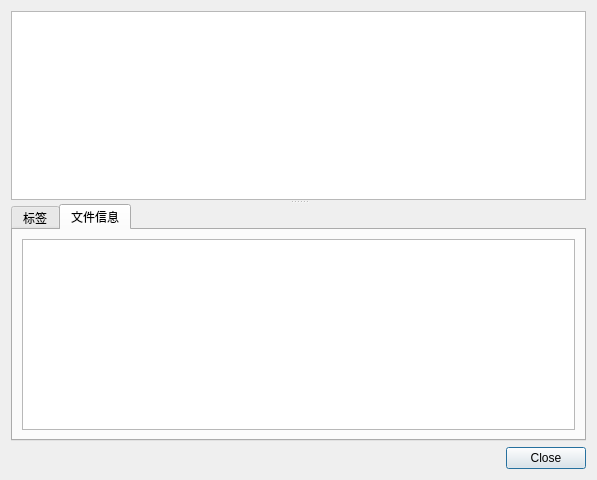
The window that src/ui/dialog_image_viewer.ui (Craftkuro/StickerGenie) describes before a commit, drawn with Qt 5.
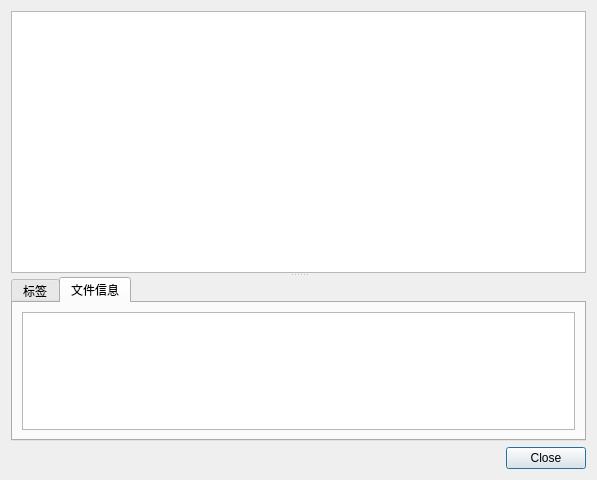
The same window after the commit. Custom widgets are drawn as their Qt base class.

```diff
--- a/src/ui/dialog_image_viewer.ui
+++ b/src/ui/dialog_image_viewer.ui
@@ -19,8 +19,24 @@
      <property name="orientation">
       <enum>Qt::Orientation::Vertical</enum>
      </property>
-     <widget class="PanZoomImageView" name="widgetImageViewer"/>
+     <property name="childrenCollapsible">
+      <bool>false</bool>
+     </property>
+     <widget class="PanZoomImageView" name="widgetImageViewer">
+      <property name="sizePolicy">
+       <sizepolicy hsizetype="Expanding" vsizetype="Expanding">
+        <horstretch>0</horstretch>
+        <verstretch>2</verstretch>
+       </sizepolicy>
+      </property>
+     </widget>
      <widget class="QTabWidget" name="tabWidgetBottom">
+      <property name="sizePolicy">
+       <sizepolicy hsizetype="Expanding" vsizetype="Expanding">
+        <horstretch>0</horstretch>
+        <verstretch>1</verstretch>
+       </sizepolicy>
+      </property>
       <property name="currentIndex">
        <number>1</number>
       </property>
```
